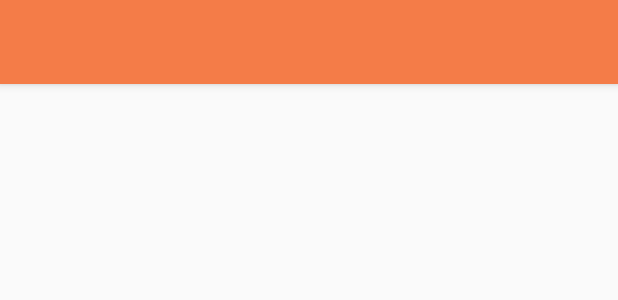
After one commit to Bimal08Risal/MyShelf, an Android app: the layout activity_view_all.xml on its own in the app's theme, with its tools: preview values and no code run, on a phone screen of 412 x 824 dp. The commit adds this screen. Shown: the top 300 px of the screen. Run offline under Robolectric (Android 15) with nearby library versions, the phone set to English and light mode, and no system bars.

Commit message:
View all activity

```diff
--- a/app/src/main/AndroidManifest.xml
+++ b/app/src/main/AndroidManifest.xml
@@ -11,7 +11,8 @@
         android:roundIcon="@mipmap/app_round_icon"
         android:supportsRtl="true"
         android:theme="@style/AppTheme">
-        <activity android:name=".MyAddressesActivity"></activity>
+        <activity android:name=".ViewAllActivity"></activity>
+        <activity android:name=".MyAddressesActivity" />
         <activity
             android:name=".AddAddressActivity"
             android:theme="@style/OrangeProgressbar" />
--- a/app/src/main/java/com/example/myshelf/GridProductLayoutAdapter.java
+++ b/app/src/main/java/com/example/myshelf/GridProductLayoutAdapter.java
@@ -21,7 +21,7 @@ public class GridProductLayoutAdapter extends BaseAdapter {
 
     @Override
     public int getCount() {
-        return 4;
+        return horizontalProductScrollModelList.size();
     }
 
     @Override
--- a/app/src/main/java/com/example/myshelf/MyWishlistFragment.java
+++ b/app/src/main/java/com/example/myshelf/MyWishlistFragment.java
@@ -45,7 +45,7 @@ public class MyWishlistFragment extends Fragment {
         wishlistModelList.add(new WishlistModel(R.drawable.product_image,"Priya Sufi",4,"3",145,"Rs.281.00/-","Rs.375.00/-","Cash on delivery"));
         wishlistModelList.add(new WishlistModel(R.drawable.product_image,"Priya Sufi",1,"3",145,"Rs.281.00/-","Rs.375.00/-","Cash on delivery"));
 
-        WishlistAdapter wishlistAdapter = new WishlistAdapter(wishlistModelList);
+        WishlistAdapter wishlistAdapter = new WishlistAdapter(wishlistModelList,true);
         wishlistRecyclerView.setAdapter(wishlistAdapter);
         wishlistAdapter.notifyDataSetChanged();
 
--- /dev/null
+++ b/app/src/main/res/layout/activity_view_all.xml
@@ -0,0 +1,52 @@
+<?xml version="1.0" encoding="utf-8"?>
+<android.support.constraint.ConstraintLayout xmlns:android="http://schemas.android.com/apk/res/android"
+    xmlns:app="http://schemas.android.com/apk/res-auto"
+    xmlns:tools="http://schemas.android.com/tools"
+    android:layout_width="match_parent"
+    android:layout_height="match_parent"
+    tools:context=".ViewAllActivity">
+
+    <android.support.design.widget.AppBarLayout
+        android:id="@+id/appBarLayout6"
+        android:layout_width="match_parent"
+        android:layout_height="wrap_content"
+        android:theme="@style/AppTheme.AppBarOverlay"
+        app:layout_constraintEnd_toEndOf="parent"
+        app:layout_constraintStart_toStartOf="parent"
+        app:layout_constraintTop_toTopOf="parent">
+
+        <android.support.v7.widget.Toolbar
+            android:id="@+id/toolbar"
+            android:layout_width="match_parent"
+            android:layout_height="?attr/actionBarSize"
+            android:background="?attr/colorPrimary"
+            app:popupTheme="@style/AppTheme.PopupOverlay" />
+
+    </android.support.design.widget.AppBarLayout>
+
+    <android.support.v7.widget.RecyclerView
+        android:id="@+id/recycler_view"
+        android:layout_width="0dp"
+        android:layout_height="0dp"
+        android:background="@color/RecyclerViewBackground"
+        android:visibility="gone"
+        app:layout_constraintBottom_toBottomOf="parent"
+        app:layout_constraintEnd_toEndOf="parent"
+        app:layout_constraintStart_toStartOf="parent"
+        app:layout_constraintTop_toBottomOf="@+id/appBarLayout6" />
+
+    <GridView
+        android:id="@+id/grid_view"
+        android:layout_width="0dp"
+        android:layout_height="0dp"
+        android:background="@color/RecyclerViewBackground"
+        android:horizontalSpacing="1dp"
+        android:numColumns="auto_fit"
+        android:verticalSpacing="1dp"
+        android:visibility="gone"
+        app:layout_constraintBottom_toBottomOf="parent"
+        app:layout_constraintEnd_toEndOf="parent"
+        app:layout_constraintStart_toStartOf="parent"
+        app:layout_constraintTop_toBottomOf="@+id/appBarLayout6" />
+
+</android.support.constraint.ConstraintLayout>
```
Also changed, not shown: app/src/main/java/com/example/myshelf/HomePageAdapter.java (+17 -0 lines), app/src/main/java/com/example/myshelf/ViewAllActivity.java (added, +94 -0 lines), app/src/main/java/com/example/myshelf/WishlistAdapter.java (+8 -1 lines).
